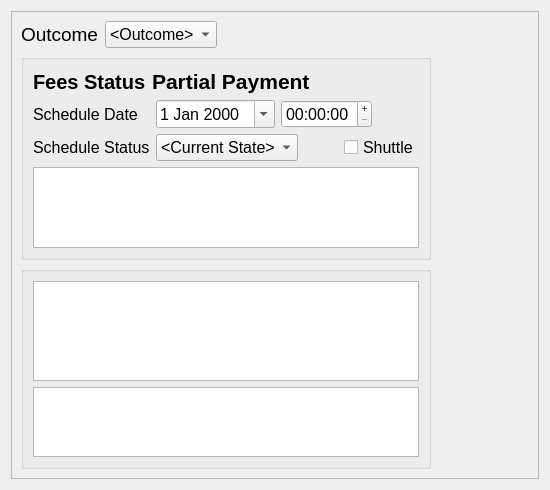
This is drc/gui/mediationsessionform.ui in lansdon/cpts483_drc as Qt 5 draws it before an edit. The edited form follows.
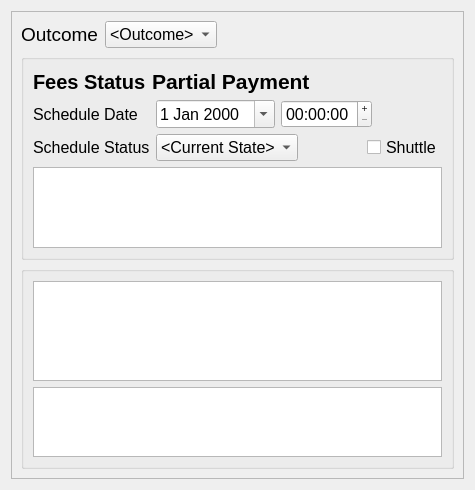
This is the edited form.

```diff
--- a/drc/gui/mediationsessionform.ui
+++ b/drc/gui/mediationsessionform.ui
@@ -6,7 +6,7 @@
    <rect>
     <x>0</x>
     <y>0</y>
-    <width>550</width>
+    <width>475</width>
     <height>490</height>
    </rect>
   </property>
@@ -18,7 +18,7 @@
   </property>
   <property name="minimumSize">
    <size>
-    <width>414</width>
+    <width>475</width>
     <height>0</height>
    </size>
   </property>
@@ -53,7 +53,7 @@
        <rect>
         <x>0</x>
         <y>0</y>
-        <width>530</width>
+        <width>455</width>
         <height>470</height>
        </rect>
       </property>
@@ -316,6 +316,12 @@
          </item>
          <item>
           <widget class="QGroupBox" name="groupBox">
+           <property name="minimumSize">
+            <size>
+             <width>300</width>
+             <height>0</height>
+            </size>
+           </property>
            <property name="maximumSize">
             <size>
              <width>16777215</width>
@@ -365,19 +371,6 @@
          </item>
         </layout>
        </item>
-       <item>
-        <spacer name="horizontalSpacer_3">
-         <property name="orientation">
-          <enum>Qt::Horizontal</enum>
-         </property>
-         <property name="sizeHint" stdset="0">
-          <size>
-           <width>40</width>
-           <height>20</height>
-          </size>
-         </property>
-        </spacer>
-       </item>
       </layout>
      </widget>
     </widget>
```
Left out of the diff: 2 changed lines with no effect on the pictures.
